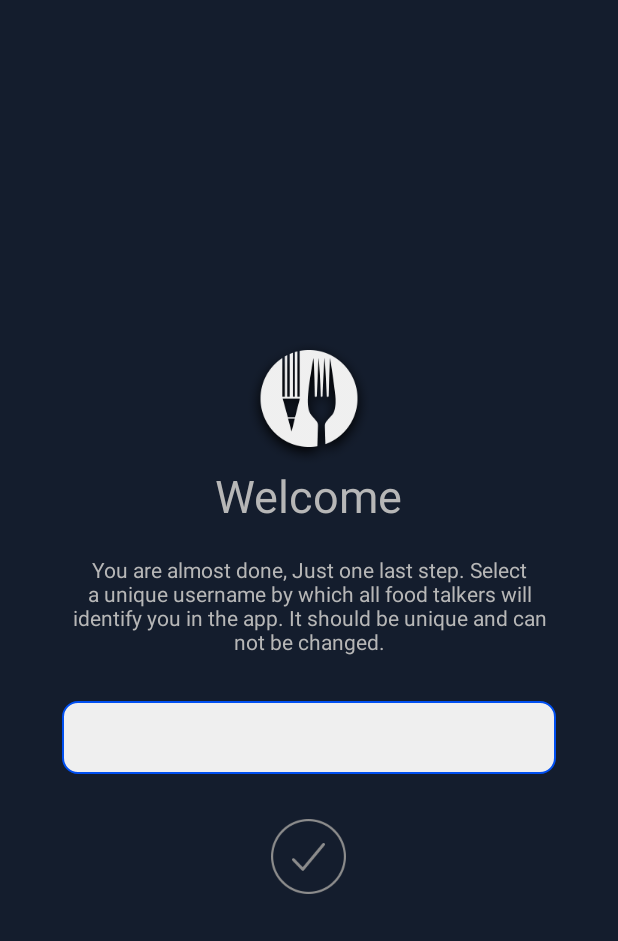
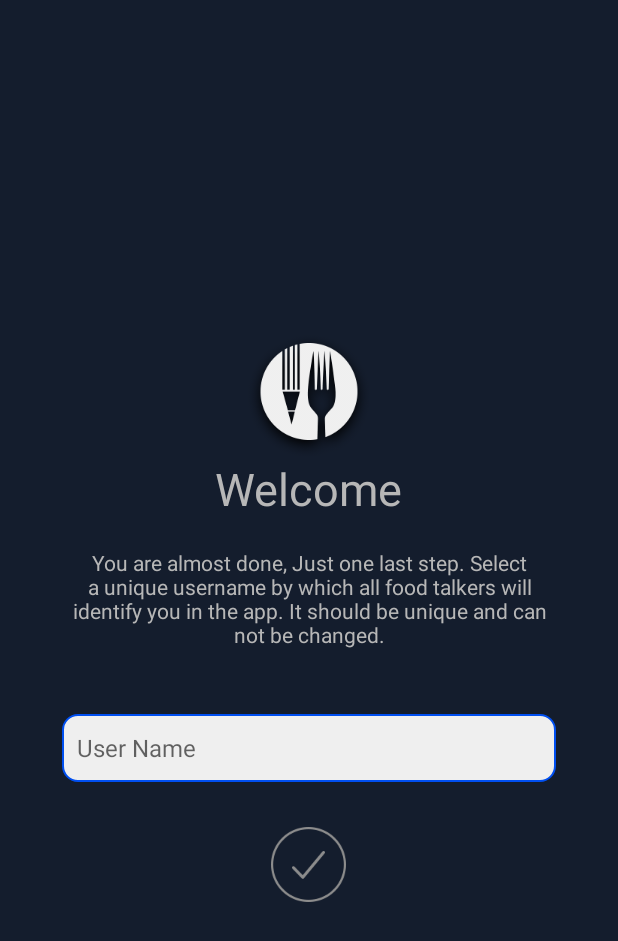
Before and after one commit to Foodtalkin/android, an Android app: the WelcomeUsername screen opened directly, with no data from a screen before it, on a phone screen of 412 x 824 dp. Shown: the top 941 px of the screen. Run offline under Robolectric (Android 15) with nearby library versions, the phone set to English and light mode, and no system bars; our stand-ins replace Volley; 2 statements that could not run were skipped.

Commit message:
implement username

```diff
--- a/app/src/main/java/in/foodtalk/android/Home.java
+++ b/app/src/main/java/in/foodtalk/android/Home.java
@@ -26,7 +26,6 @@ public class Home extends AppCompatActivity implements View.OnClickListener {
 
 
     }
-
     @Override
     public void onClick(View v) {
         switch (v.getId()) {
@@ -34,7 +33,7 @@ public class Home extends AppCompatActivity implements View.OnClickListener {
                 // OK button
                // Log.d("faceboo: ", "click getInfo button");
                 Log.d("getInfo",db.getRowCount()+"");
-                Log.d("get user info", db.getUserDetails().get("fullName")+"");
+                Log.d("get user info", db.getUserDetails().get("userName")+"");
                 break;
             case R.id.btn_delRow:
                 // OK button
--- /dev/null
+++ b/app/src/main/java/in/foodtalk/android/app/Config.java
@@ -0,0 +1,8 @@
+package in.foodtalk.android.app;
+
+/**
+ * Created by RetailAdmin on 19-04-2016.
+ */
+public class Config {
+    public static String URL_LOGIN = "http://52.74.13.4/index.php/service/auth/signin";
+}
--- /dev/null
+++ b/app/src/main/res/drawable/color_cursor.xml
@@ -0,0 +1,5 @@
+<?xml version="1.0" encoding="utf-8"?>
+<shape xmlns:android="http://schemas.android.com/apk/res/android" >
+    <size android:width="1dp" />
+    <solid android:color="#666"  />
+</shape>
--- a/app/src/main/res/layout/welcome_username.xml
+++ b/app/src/main/res/layout/welcome_username.xml
@@ -37,17 +37,36 @@
             android:textColor="@color/colorText1"
             android:textAlignment="center"
             />
+        <TextView
+            android:id="@+id/txt_username_error"
+            android:layout_width="wrap_content"
+            android:layout_height="wrap_content"
+            android:text="@string/user_name_taken"
+            android:textColor="@color/errorText"
+            android:layout_marginTop="20dp"
+            android:layout_gravity="left"
+            android:paddingLeft="4dp"
+            android:alpha="0"/>
         <EditText
+            android:id="@+id/txt_username"
             android:layout_width="match_parent"
-            android:layout_height="wrap_content"
-            android:layout_marginTop="30dp"
+            android:layout_height="45dp"
+            android:layout_marginTop="4dp"
             android:background="@drawable/round_corner"
-            android:textSize="30sp"
+            android:textSize="16sp"
+            android:textCursorDrawable="@drawable/color_cursor"
+            android:hint="User Name"
+            android:textColor="#333"
+            android:paddingLeft="10dp"
+            android:singleLine="true"
+            android:maxLength="16"
+            android:digits="@string/alphanumber"
             />
         <ImageButton
+            android:id="@+id/btn_user_select"
             android:layout_width="wrap_content"
             android:layout_height="wrap_content"
-            android:src="@drawable/btn_finish_disabled"
+            android:src="@drawable/btn_user_disabled"
             android:layout_marginTop="30dp"
             android:background="@android:color/transparent"/>
     </LinearLayout>
--- a/app/src/main/res/values/colors.xml
+++ b/app/src/main/res/values/colors.xml
@@ -5,4 +5,5 @@
     <color name="colorAccent">#FF4081</color>
     <color name="colorText1">#b7b7b7</color>
     <color name="colorText2">#ffffff</color>
+    <color name="errorText">#fc4a4a</color>
 </resources>
--- a/app/src/main/res/values/strings.xml
+++ b/app/src/main/res/values/strings.xml
@@ -10,6 +10,6 @@
     <string name="facebook_app_id">567830766693152</string>
 
     <string name="connection_error">Check your internet connection</string>
-
-
+    <string name="alphanumber">abcdefghijklmnopqrstuvwxyzABCDEFGHIJKLMNOPQRSTUVWXYZ0123456789_.</string>
+    <string name="user_name_taken">This user name is already taken!</string>
 </resources>
```
Also changed, not shown: app/src/main/AndroidManifest.xml (+7 -6 lines), app/src/main/java/in/foodtalk/android/FbLogin.java (+13 -17 lines), app/src/main/java/in/foodtalk/android/ShareApp.java (added, +12 -0 lines), app/src/main/java/in/foodtalk/android/SplashScreen.java (+7 -1 lines), app/src/main/java/in/foodtalk/android/WelcomeUsername.java (+211 -1 lines), app/src/main/res/layout/activity_home.xml (added, +31 -0 lines), app/src/main/res/layout/activity_share_app.xml (added, +12 -0 lines), app/src/main/res/drawable-xhdpi/btn_user_disabled.png (renamed from app/src/main/res/drawable-xhdpi/btn_finish_disabled.png), app/src/main/res/drawable-xhdpi/btn_user_enable.png (renamed from app/src/main/res/drawable-xhdpi/btn_finish_enable.png), 2 other files.
